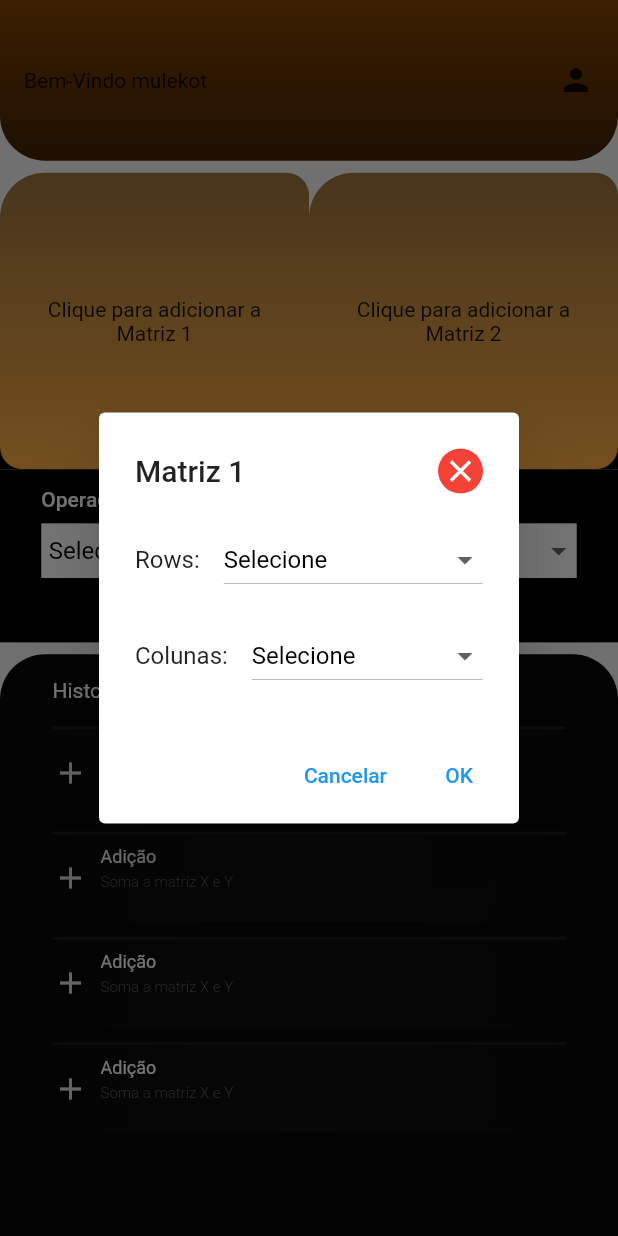
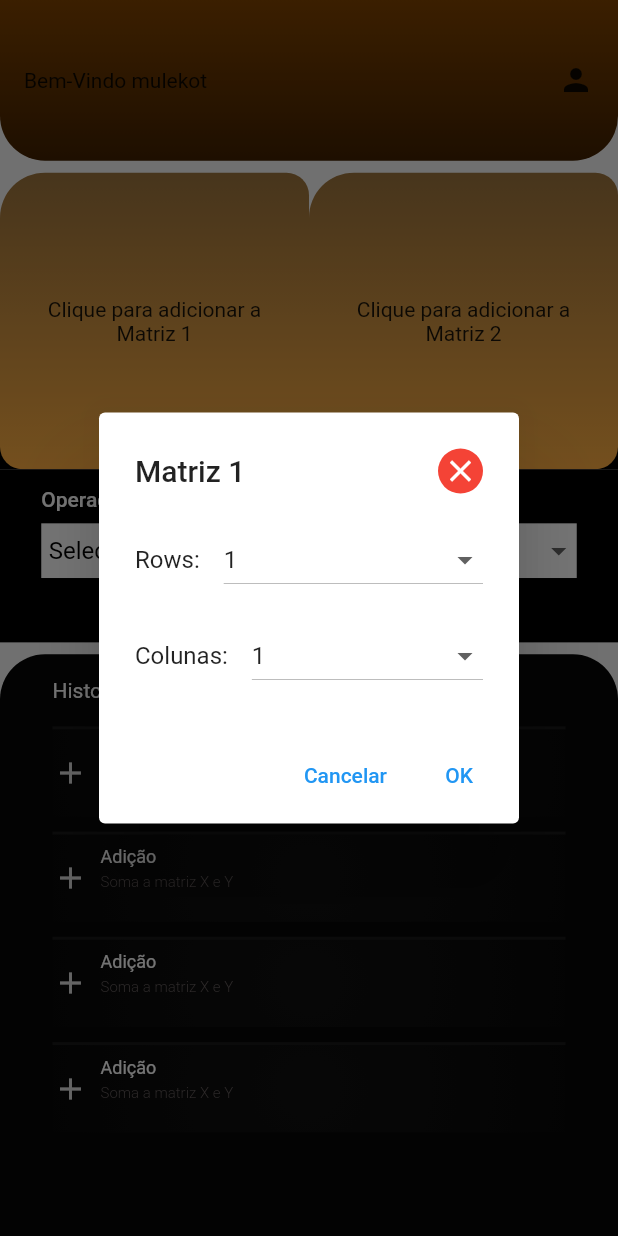
Before and after one commit to maicon3000/MatriXY, a Flutter app: the screen it shows after launch, after a tap on an icon or button, on a phone screen of 412 x 824 dp. Run offline on Flutter 3.47's test engine with Material 2 defaults, Android fonts, the phone set to English and light mode, and no system bars.

Commit message:
Ajuste valor inicial  de tamanho de matriz para 1

```diff
--- a/lib/pages/home_page.dart
+++ b/lib/pages/home_page.dart
@@ -26,12 +26,12 @@ class _HomePageState extends State<HomePage> {
   String? selectedOption;
 
   //DropdowButton DO PRIMEIRO DIÁLOGO
-  List<int> line = [1, 2, 3, 4, 5];
+  List<int> row = [1, 2, 3, 4, 5];
   List<int> column = [1, 2, 3, 4, 5];
 
   //PARA MUDAR INSTANTANEAMENTE O VALOR SELECIONADO NO DropdownMenuItem
-  ValueNotifier<int?> selectedRows = ValueNotifier<int?>(null);
-  ValueNotifier<int?> selectedColumns = ValueNotifier<int?>(null);
+  ValueNotifier<int?> selectedRows = ValueNotifier<int?>(1);
+  ValueNotifier<int?> selectedColumns = ValueNotifier<int?>(1);
 
   @override
   Widget build(BuildContext context) {
@@ -363,15 +363,11 @@ class _HomePageState extends State<HomePage> {
                         builder: (context, value, child) {
                           return DropdownButton<int>(
                             isExpanded: true,
-                            value: value,
+                            value: value ?? row[0],
                             onChanged: (newValue) {
                               selectedRows.value = newValue;
                             },
-                            hint: const Text(
-                              'Selecione',
-                              style: TextStyle(color: Colors.black),
-                            ),
-                            items: line
+                            items: row
                                 .map<DropdownMenuItem<int>>(
                                   (value) => DropdownMenuItem<int>(
                                     value: value,
@@ -396,7 +392,7 @@ class _HomePageState extends State<HomePage> {
                         builder: (context, value, child) {
                           return DropdownButton<int>(
                             isExpanded: true,
-                            value: value,
+                            value: value ?? column[0],
                             onChanged: (newValue) {
                               selectedColumns.value = newValue;
                             },
```
